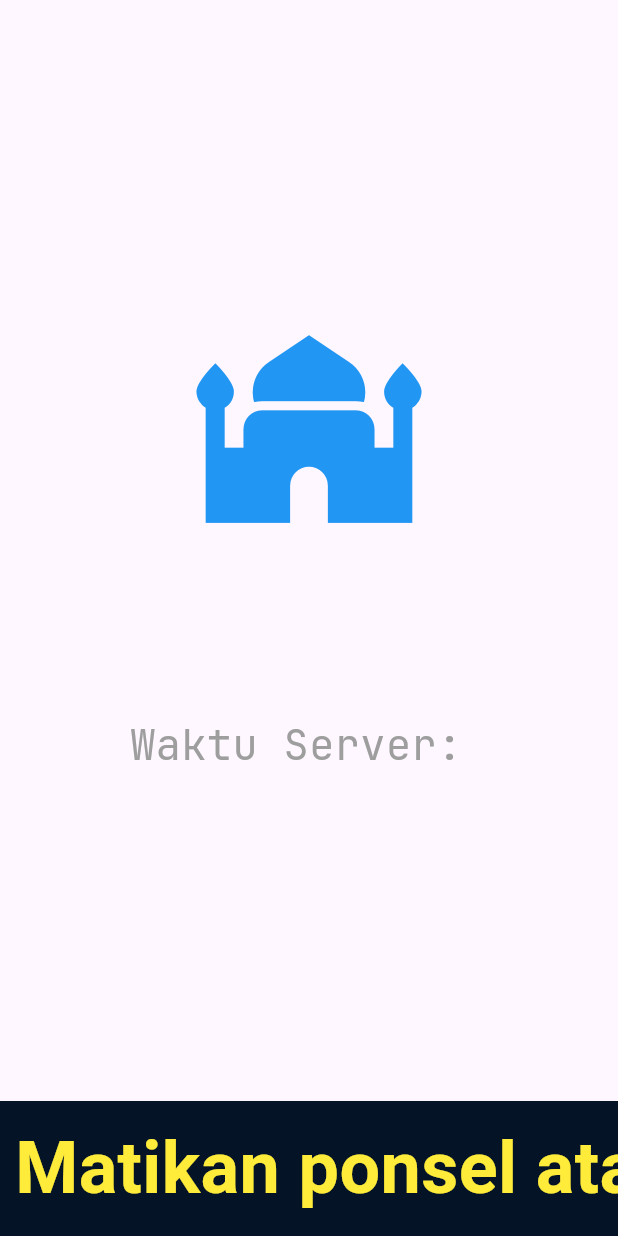
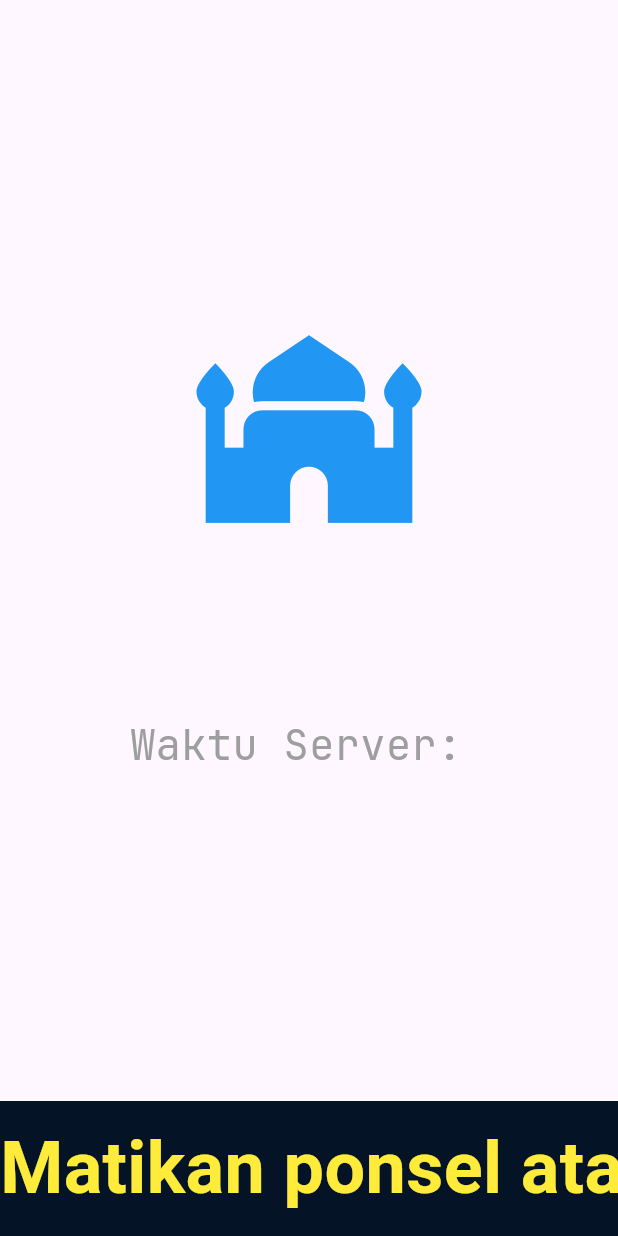
Before and after one commit to jundialfaruqi/jws, a Flutter app: the Theme7Widget widget shown alone on an empty page, opened directly with empty values, on a phone screen of 412 x 824 dp. Run offline on Flutter 3.47's test engine with Material 3 defaults, Android fonts, the phone set to English and light mode, and no system bars; drawn by our look-alikes of marquee; our stand-ins replace connectivity_plus, dio, flutter_dotenv, flutter_riverpod, flutter_secure_storage, go_router; missing offline and left inert: dart_pusher_channels; accounts and stored records are empty; network calls fail.

Commit message:
refactor: replace external marquee package with custom ticker-based implementation and clean up project dependencies

```diff
--- a/lib/core/widgets/app_marquee.dart
+++ b/lib/core/widgets/app_marquee.dart
@@ -1,8 +1,8 @@
 import 'package:flutter/material.dart';
-import 'package:marquee/marquee.dart';
+import 'package:flutter/scheduler.dart';
 import '../constants/app_colors.dart';
 
-class AppMarquee extends StatelessWidget {
+class AppMarquee extends StatefulWidget {
   final String text;
   final double height;
   final Color backgroundColor;
@@ -20,29 +20,113 @@ class AppMarquee extends StatelessWidget {
       fontSize: 48,
       color: AppColors.textYellow,
     ),
-    this.velocity = 50.0,
-    this.blankSpace = 400.0,
+    this.velocity = 120.0,
+    this.blankSpace = 300.0, // Spasi pemisah sebelum teks berulang
   });
 
   @override
+  State<AppMarquee> createState() => _AppMarqueeState();
+}
+
+class _AppMarqueeState extends State<AppMarquee> with SingleTickerProviderStateMixin {
+  late Ticker _ticker;
+  double _textWidth = 0.0;
+  double _offsetX = 0.0;
+  bool _isReady = false;
+
+  @override
+  void initState() {
+    super.initState();
+    _calculateTextWidth();
+
+    // Ticker berjalan pada refresh rate layar (60/120 fps)
+    _ticker = createTicker((elapsed) {
+      if (!_isReady || _textWidth == 0.0) return;
+
+      // Logika Sinkronisasi Jam Dunia (Keajaiban Sinkronisasi)
+      final int nowMs = DateTime.now().millisecondsSinceEpoch;
+
+      // Jarak = (waktu_berjalan_dalam_detik) * kecepatan
+      final double distance = (nowMs / 1000.0) * widget.velocity;
+
+      final double totalWidth = _textWidth + widget.blankSpace;
+
+      // Hitung sisa jarak agar animasi berulang (looping) secara mulus
+      final double position = distance % totalWidth;
+
+      // Update posisi tanpa setState agar super ringan!
+      setState(() {
+        _offsetX = -position; // Minus karena bergerak ke kiri
+      });
+    });
+
+    _ticker.start();
+  }
+
+  void _calculateTextWidth() {
+    final TextPainter textPainter = TextPainter(
+      text: TextSpan(text: widget.text, style: widget.textStyle),
+      maxLines: 1,
+      textDirection: TextDirection.ltr,
+    )..layout(minWidth: 0, maxWidth: double.infinity);
+
+    setState(() {
+      _textWidth = textPainter.size.width;
+      _isReady = true;
+    });
+  }
+
+  @override
+  void didUpdateWidget(covariant AppMarquee oldWidget) {
+    super.didUpdateWidget(oldWidget);
+    if (oldWidget.text != widget.text || oldWidget.textStyle != widget.textStyle) {
+      _calculateTextWidth();
+    }
+  }
+
+  @override
+  void dispose() {
+    _ticker.dispose();
+    super.dispose();
+  }
+
+  @override
   Widget build(BuildContext context) {
+    if (!_isReady) return Container(height: widget.height, color: widget.backgroundColor);
+
     return Container(
-      height: height,
+      height: widget.height,
       width: double.infinity,
-      color: backgroundColor,
-      child: Marquee(
-        text: text,
-        style: textStyle,
-        scrollAxis: Axis.horizontal,
-        crossAxisAlignment: CrossAxisAlignment.center,
-        blankSpace: blankSpace,
-        velocity: velocity,
-        pauseAfterRound: const Duration(seconds: 1),
-        startPadding: 10.0,
-        accelerationDuration: const Duration(seconds: 1),
-        accelerationCurve: Curves.linear,
-        decelerationDuration: const Duration(milliseconds: 500),
-        decelerationCurve: Curves.easeOut,
+      color: widget.backgroundColor,
+      // ClipRect memastikan teks yang tergeser keluar batas layar disembunyikan
+      child: ClipRect(
+        child: Transform.translate(
+          offset: Offset(_offsetX, 0),
+          child: OverflowBox(
+            maxWidth: double.infinity,
+            alignment: Alignment.centerLeft,
+            child: Row(
+              mainAxisSize: MainAxisSize.min,
+              crossAxisAlignment: CrossAxisAlignment.center,
+              // Render 2 salinan agar saat salinan pertama menghilang, salinan kedua sudah muncul menyambung
+              children: [
+                Text(
+                  widget.text,
+                  style: widget.textStyle,
+                  maxLines: 1,
+                  softWrap: false,
+                ),
+                SizedBox(width: widget.blankSpace),
+                Text(
+                  widget.text,
+                  style: widget.textStyle,
+                  maxLines: 1,
+                  softWrap: false,
+                ),
+              ],
+            ),
+          ),
+        ),
       ),
     );
   }
--- a/lib/features/main/models/marquee_model.dart
+++ b/lib/features/main/models/marquee_model.dart
@@ -46,8 +46,8 @@ class MarqueeModel {
     ].join("   •   ");
   }
 
-  // Helper method untuk menggabungkan semua teks marquee menjadi satu kalimat panjang
-  String get concatenatedText {
+  // Helper method untuk mengembalikan pesan dalam bentuk list (membuang yang kosong)
+  List<String> get textList {
     final List<String> parts = [];
     if (marquee1 != null && marquee1!.trim().isNotEmpty) parts.add(marquee1!.trim());
     if (marquee2 != null && marquee2!.trim().isNotEmpty) parts.add(marquee2!.trim());
@@ -56,7 +56,22 @@ class MarqueeModel {
     if (marquee5 != null && marquee5!.trim().isNotEmpty) parts.add(marquee5!.trim());
     if (marquee6 != null && marquee6!.trim().isNotEmpty) parts.add(marquee6!.trim());
 
-    if (parts.isEmpty) return defaultMarqueeText;
+    if (parts.isEmpty) {
+      return [
+        "Matikan ponsel atau gunakan mode senyap saat berada di dalam masjid",
+        "Mohon menjaga kebersihan di dalam masjid",
+        "Berdoalah untuk umat Islam",
+        "Shalatlah berjamaah untuk mendapatkan lebih banyak pahala",
+        "Ingatlah untuk berdonasi demi pemeliharaan masjid",
+        "Harap gunakan rak sepatu yang telah disediakan"
+      ];
+    }
+    return parts;
+  }
+
+  // Helper method untuk menggabungkan semua teks marquee menjadi satu kalimat panjang (Legacy)
+  String get concatenatedText {
+    final List<String> parts = textList;
     return parts.join("   •   ");
   }
 }
--- a/lib/features/main/widgets/themes/theme_10_widget.dart
+++ b/lib/features/main/widgets/themes/theme_10_widget.dart
@@ -25,11 +25,7 @@ class Theme10Widget extends StatelessWidget {
               child: Column(
                 mainAxisAlignment: MainAxisAlignment.center,
                 children: [
-                  const Icon(
-                    Icons.mosque,
-                    size: 150,
-                    color: Colors.teal,
-                  ),
+                  const Icon(Icons.mosque, size: 150, color: Colors.teal),
                   const SizedBox(height: 24),
                   Text(
                     data.profil.name,
--- a/lib/features/main/widgets/themes/theme_12_widget.dart
+++ b/lib/features/main/widgets/themes/theme_12_widget.dart
@@ -25,11 +25,7 @@ class Theme12Widget extends StatelessWidget {
               child: Column(
                 mainAxisAlignment: MainAxisAlignment.center,
                 children: [
-                  const Icon(
-                    Icons.mosque,
-                    size: 150,
-                    color: Colors.deepPurple,
-                  ),
+                  const Icon(Icons.mosque, size: 150, color: Colors.deepPurple),
                   const SizedBox(height: 24),
                   Text(
                     data.profil.name,
--- a/lib/features/main/widgets/themes/theme_4_widget.dart
+++ b/lib/features/main/widgets/themes/theme_4_widget.dart
@@ -20,7 +20,9 @@ class Theme4Widget extends StatelessWidget {
         // Konten Utama (Tengah) - Tema 4 (Misalnya warna ikon dan layout sedikit berbeda)
         Expanded(
           child: Container(
-            color: Colors.blueGrey.shade50, // Latar belakang abu-abu kebiruan khusus Tema 4
+            color: Colors
+                .blueGrey
+                .shade50, // Latar belakang abu-abu kebiruan khusus Tema 4
             child: Center(
               child: Column(
                 mainAxisAlignment: MainAxisAlignment.center,
--- a/lib/features/main/widgets/themes/theme_7_widget.dart
+++ b/lib/features/main/widgets/themes/theme_7_widget.dart
@@ -22,11 +22,7 @@ class Theme7Widget extends StatelessWidget {
             child: Column(
               mainAxisAlignment: MainAxisAlignment.center,
               children: [
-                const Icon(
-                  Icons.mosque,
-                  size: 150,
-                  color: Colors.blue,
-                ),
+                const Icon(Icons.mosque, size: 150, color: Colors.blue),
                 const SizedBox(height: 24),
                 Text(
                   data.profil.name,
@@ -51,10 +47,8 @@ class Theme7Widget extends StatelessWidget {
         ),
 
         // Widget Marquee (Bawah)
-        AppMarquee(
-          text: marqueeText,
-          velocity: calculatedVelocity,
-        ),
+        // Widget Marquee (Bawah)
+        AppMarquee(text: marqueeText, velocity: calculatedVelocity),
       ],
     );
   }
--- a/pubspec.yaml
+++ b/pubspec.yaml
@@ -16,7 +16,6 @@ dependencies:
   flutter_riverpod: ^3.3.2
   flutter_secure_storage: ^10.3.1
   go_router: ^17.2.3
-  marquee: ^2.3.0
 
 dev_dependencies:
   flutter_test:
```
Also changed, not shown: pubspec.lock.
